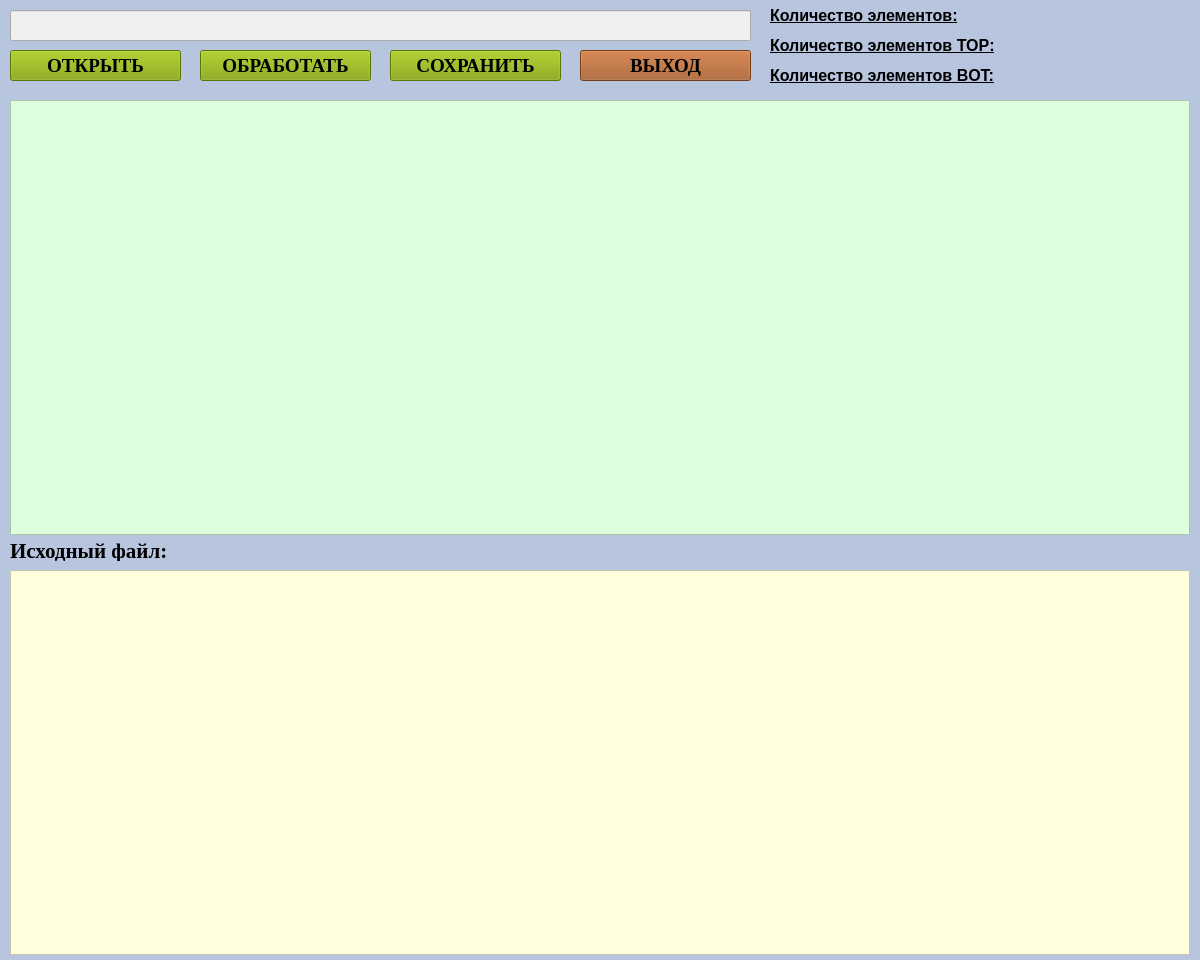
SquizzyMan/ReportParser, file mainwindow.ui: the form before one commit.
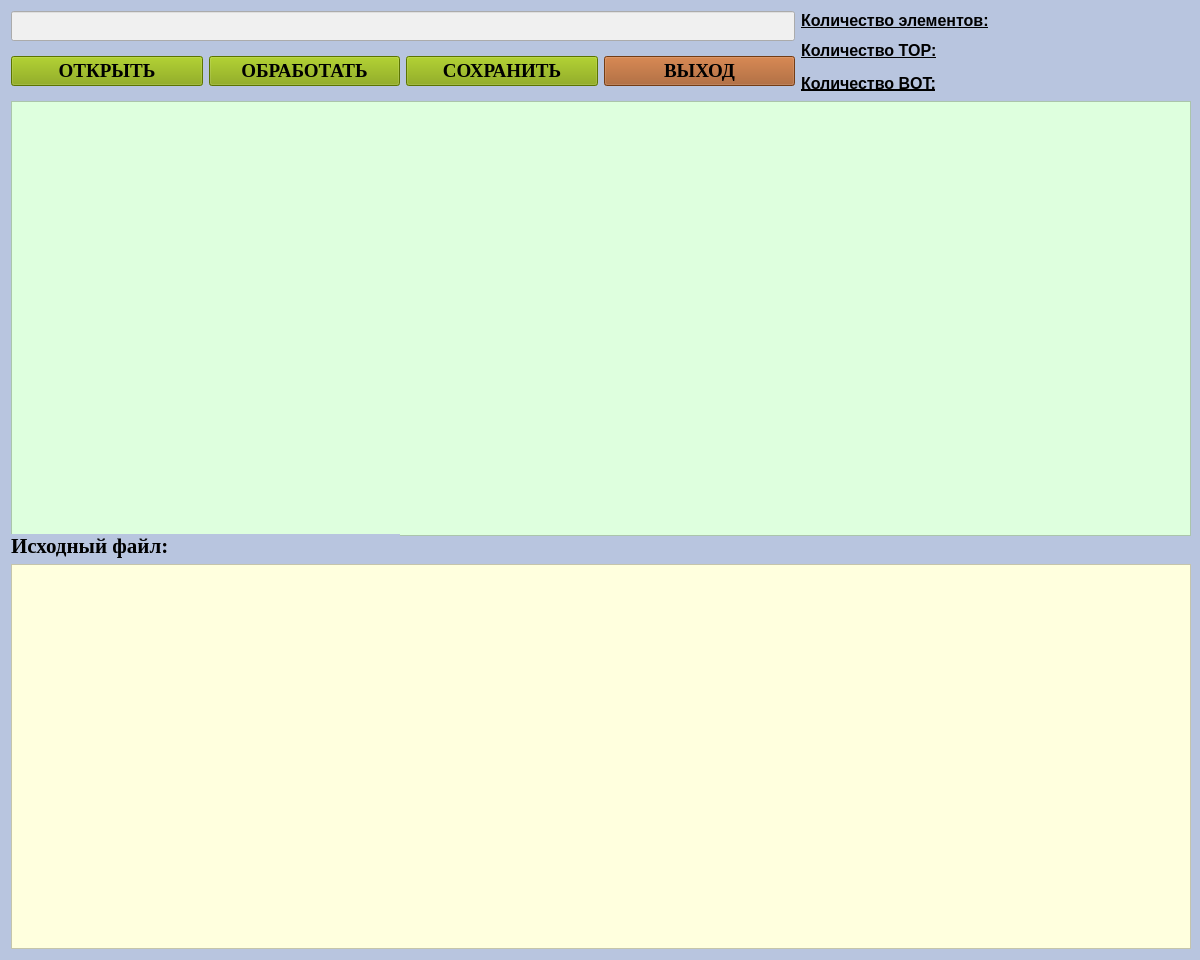
The form after the commit.

Patch:
```diff
--- a/mainwindow.ui
+++ b/mainwindow.ui
@@ -16,12 +16,6 @@
     <height>960</height>
    </size>
   </property>
-  <property name="maximumSize">
-   <size>
-    <width>1200</width>
-    <height>960</height>
-   </size>
-  </property>
   <property name="font">
    <font>
     <weight>50</weight>
@@ -35,52 +29,69 @@
    <string notr="true">background-color: rgb(184, 197, 223);</string>
   </property>
   <widget class="QWidget" name="centralWidget">
-   <widget class="QTextEdit" name="textEdit">
-    <property name="geometry">
-     <rect>
-      <x>10</x>
-      <y>570</y>
-      <width>1180</width>
-      <height>385</height>
-     </rect>
-    </property>
-    <property name="minimumSize">
-     <size>
-      <width>1180</width>
-      <height>385</height>
-     </size>
-    </property>
-    <property name="maximumSize">
-     <size>
-      <width>1180</width>
-      <height>385</height>
-     </size>
-    </property>
+   <layout class="QGridLayout" name="gridLayout">
+    <item row="0" column="0" rowspan="2" colspan="4">
+     <widget class="QLineEdit" name="lineEdit">
     <property name="font">
      <font>
-      <pointsize>12</pointsize>
+        <family>Times New Roman</family>
+        <pointsize>14</pointsize>
      </font>
     </property>
     <property name="styleSheet">
-     <string notr="true">background-color: rgb(255, 255, 222);
-border-color: rgb(170, 0, 0);</string>
-    </property>
-    <property name="lineWrapMode">
-     <enum>QTextEdit::NoWrap</enum>
+       <string notr="true">background-color: rgb(240, 240, 240);</string>
     </property>
     <property name="readOnly">
      <bool>true</bool>
     </property>
    </widget>
+    </item>
+    <item row="0" column="4">
+     <widget class="QLabel" name="label_2">
+      <property name="font">
+       <font>
+        <pointsize>12</pointsize>
+        <weight>75</weight>
+        <bold>true</bold>
+        <underline>true</underline>
+       </font>
+      </property>
+      <property name="text">
+       <string>Количество элементов:</string>
+      </property>
+     </widget>
+    </item>
+    <item row="0" column="5">
+     <widget class="QLabel" name="allCount">
+      <property name="font">
+       <font>
+        <pointsize>12</pointsize>
+        <weight>75</weight>
+        <bold>true</bold>
+       </font>
+      </property>
+      <property name="text">
+       <string/>
+      </property>
+     </widget>
+    </item>
+    <item row="1" column="4" rowspan="2" colspan="2">
+     <widget class="QLabel" name="label_4">
+      <property name="font">
+       <font>
+        <pointsize>12</pointsize>
+        <weight>75</weight>
+        <bold>true</bold>
+        <underline>true</underline>
+       </font>
+      </property>
+      <property name="text">
+       <string>Количество TOP:</string>
+      </property>
+     </widget>
+    </item>
+    <item row="2" column="0" rowspan="3">
    <widget class="QPushButton" name="openButton">
-    <property name="geometry">
-     <rect>
-      <x>10</x>
-      <y>50</y>
-      <width>171</width>
-      <height>31</height>
-     </rect>
-    </property>
     <property name="font">
      <font>
       <family>Times New Roman</family>
@@ -96,15 +107,9 @@
      <string>ОТКРЫТЬ</string>
     </property>
    </widget>
+    </item>
+    <item row="2" column="1" rowspan="3">
    <widget class="QPushButton" name="genegateButton">
-    <property name="geometry">
-     <rect>
-      <x>200</x>
-      <y>50</y>
-      <width>171</width>
-      <height>31</height>
-     </rect>
-    </property>
     <property name="font">
      <font>
       <family>Times New Roman</family>
@@ -120,15 +125,9 @@
      <string>ОБРАБОТАТЬ</string>
     </property>
    </widget>
+    </item>
+    <item row="2" column="2" rowspan="3">
    <widget class="QPushButton" name="saveButton">
-    <property name="geometry">
-     <rect>
-      <x>390</x>
-      <y>50</y>
-      <width>171</width>
-      <height>31</height>
-     </rect>
-    </property>
     <property name="font">
      <font>
       <family>Times New Roman</family>
@@ -144,15 +143,9 @@
      <string>СОХРАНИТЬ</string>
     </property>
    </widget>
+    </item>
+    <item row="2" column="3" rowspan="3">
    <widget class="QPushButton" name="exitButton">
-    <property name="geometry">
-     <rect>
-      <x>580</x>
-      <y>50</y>
-      <width>171</width>
-      <height>31</height>
-     </rect>
-    </property>
     <property name="font">
      <font>
       <family>Times New Roman</family>
@@ -168,49 +161,58 @@
      <string>ВЫХОД</string>
     </property>
    </widget>
-   <widget class="QLineEdit" name="lineEdit">
-    <property name="geometry">
-     <rect>
-      <x>10</x>
-      <y>10</y>
-      <width>741</width>
-      <height>31</height>
-     </rect>
-    </property>
+    </item>
+    <item row="2" column="5">
+     <widget class="QLabel" name="allCountTop">
+      <property name="font">
+       <font>
+        <pointsize>12</pointsize>
+        <weight>75</weight>
+        <bold>true</bold>
+       </font>
+      </property>
+      <property name="text">
+       <string/>
+      </property>
+     </widget>
+    </item>
+    <item row="3" column="4" rowspan="2" colspan="2">
+     <widget class="QLabel" name="label_3">
     <property name="font">
      <font>
-      <family>Times New Roman</family>
-      <pointsize>14</pointsize>
-     </font>
-    </property>
-    <property name="styleSheet">
-     <string notr="true">background-color: rgb(240, 240, 240);</string>
-    </property>
-    <property name="readOnly">
-     <bool>true</bool>
-    </property>
-   </widget>
+        <pointsize>12</pointsize>
+        <weight>75</weight>
+        <bold>true</bold>
+        <underline>true</underline>
+       </font>
+      </property>
+      <property name="text">
+       <string>Количество BOT:</string>
+      </property>
+     </widget>
+    </item>
+    <item row="4" column="5">
+     <widget class="QLabel" name="allCountBot">
+      <property name="font">
+       <font>
+        <pointsize>12</pointsize>
+        <weight>75</weight>
+        <bold>true</bold>
+       </font>
+      </property>
+      <property name="text">
+       <string/>
+      </property>
+     </widget>
+    </item>
+    <item row="5" column="0" colspan="6">
    <widget class="QTextEdit" name="textEdit_2">
-    <property name="geometry">
-     <rect>
-      <x>10</x>
-      <y>100</y>
-      <width>1180</width>
-      <height>435</height>
-     </rect>
-    </property>
     <property name="minimumSize">
      <size>
       <width>1180</width>
       <height>435</height>
      </size>
     </property>
-    <property name="maximumSize">
-     <size>
-      <width>1180</width>
-      <height>435</height>
-     </size>
-    </property>
     <property name="font">
      <font>
       <pointsize>14</pointsize>
@@ -227,15 +229,9 @@
      <enum>QTextEdit::NoWrap</enum>
     </property>
    </widget>
+    </item>
+    <item row="6" column="0" colspan="2">
    <widget class="QLabel" name="label">
-    <property name="geometry">
-     <rect>
-      <x>10</x>
-      <y>540</y>
-      <width>211</width>
-      <height>21</height>
-     </rect>
-    </property>
     <property name="font">
      <font>
       <family>Times New Roman</family>
@@ -248,129 +244,33 @@
      <string>Исходный файл:</string>
     </property>
    </widget>
-   <widget class="QLabel" name="label_2">
-    <property name="geometry">
-     <rect>
-      <x>770</x>
-      <y>0</y>
-      <width>241</width>
-      <height>31</height>
-     </rect>
+    </item>
+    <item row="7" column="0" colspan="6">
+     <widget class="QTextEdit" name="textEdit">
+      <property name="minimumSize">
+       <size>
+        <width>1180</width>
+        <height>385</height>
+       </size>
     </property>
     <property name="font">
      <font>
       <pointsize>12</pointsize>
-      <weight>75</weight>
-      <bold>true</bold>
-      <underline>true</underline>
-     </font>
-    </property>
-    <property name="text">
-     <string>Количество элементов:</string>
-    </property>
-   </widget>
-   <widget class="QLabel" name="label_3">
-    <property name="geometry">
-     <rect>
-      <x>770</x>
-      <y>60</y>
-      <width>291</width>
-      <height>31</height>
-     </rect>
-    </property>
-    <property name="font">
-     <font>
-      <pointsize>12</pointsize>
-      <weight>75</weight>
-      <bold>true</bold>
-      <underline>true</underline>
-     </font>
-    </property>
-    <property name="text">
-     <string>Количество элементов BOT:</string>
-    </property>
-   </widget>
-   <widget class="QLabel" name="label_4">
-    <property name="geometry">
-     <rect>
-      <x>770</x>
-      <y>30</y>
-      <width>291</width>
-      <height>31</height>
-     </rect>
-    </property>
-    <property name="font">
-     <font>
-      <pointsize>12</pointsize>
-      <weight>75</weight>
-      <bold>true</bold>
-      <underline>true</underline>
-     </font>
-    </property>
-    <property name="text">
-     <string>Количество элементов TOP:</string>
-    </property>
-   </widget>
-   <widget class="QLabel" name="allCount">
-    <property name="geometry">
-     <rect>
-      <x>1040</x>
-      <y>10</y>
-      <width>111</width>
-      <height>16</height>
-     </rect>
-    </property>
-    <property name="font">
-     <font>
-      <pointsize>12</pointsize>
-      <weight>75</weight>
-      <bold>true</bold>
-     </font>
-    </property>
-    <property name="text">
-     <string/>
-    </property>
-   </widget>
-   <widget class="QLabel" name="allCountBot">
-    <property name="geometry">
-     <rect>
-      <x>1040</x>
-      <y>70</y>
-      <width>111</width>
-      <height>16</height>
-     </rect>
-    </property>
-    <property name="font">
-     <font>
-      <pointsize>12</pointsize>
-      <weight>75</weight>
-      <bold>true</bold>
-     </font>
-    </property>
-    <property name="text">
-     <string/>
-    </property>
-   </widget>
-   <widget class="QLabel" name="allCountTop">
-    <property name="geometry">
-     <rect>
-      <x>1040</x>
-      <y>40</y>
-      <width>101</width>
-      <height>16</height>
-     </rect>
-    </property>
-    <property name="font">
-     <font>
-      <pointsize>12</pointsize>
-      <weight>75</weight>
-      <bold>true</bold>
-     </font>
-    </property>
-    <property name="text">
-     <string/>
-    </property>
-   </widget>
+       </font>
+      </property>
+      <property name="styleSheet">
+       <string notr="true">background-color: rgb(255, 255, 222);
+border-color: rgb(170, 0, 0);</string>
+      </property>
+      <property name="lineWrapMode">
+       <enum>QTextEdit::NoWrap</enum>
+      </property>
+      <property name="readOnly">
+       <bool>true</bool>
+      </property>
+     </widget>
+    </item>
+   </layout>
   </widget>
  </widget>
  <layoutdefault spacing="6" margin="11"/>
```
Lines whose indentation alone changed are shown as unchanged.
